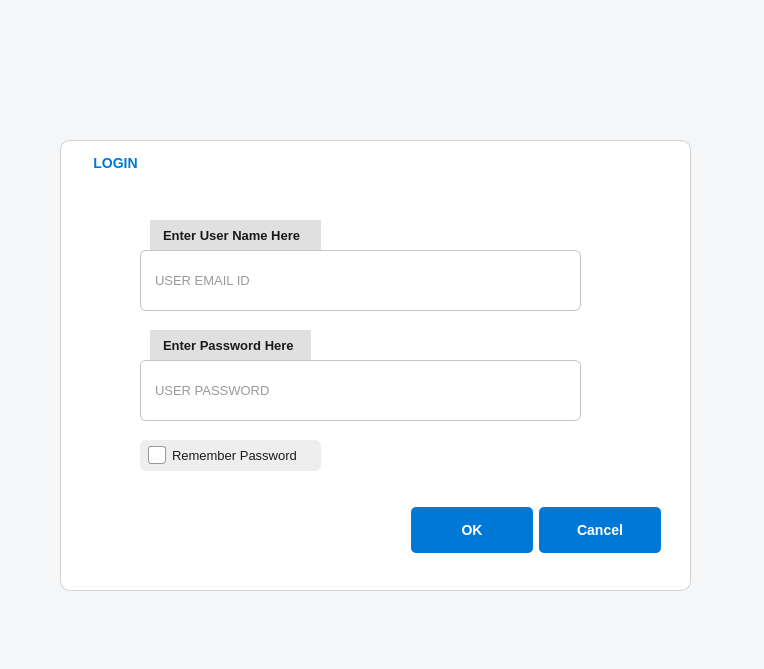
Before: the Qt Designer form login.ui in selvakumarvmg/appbuilder, drawn with Qt 5.
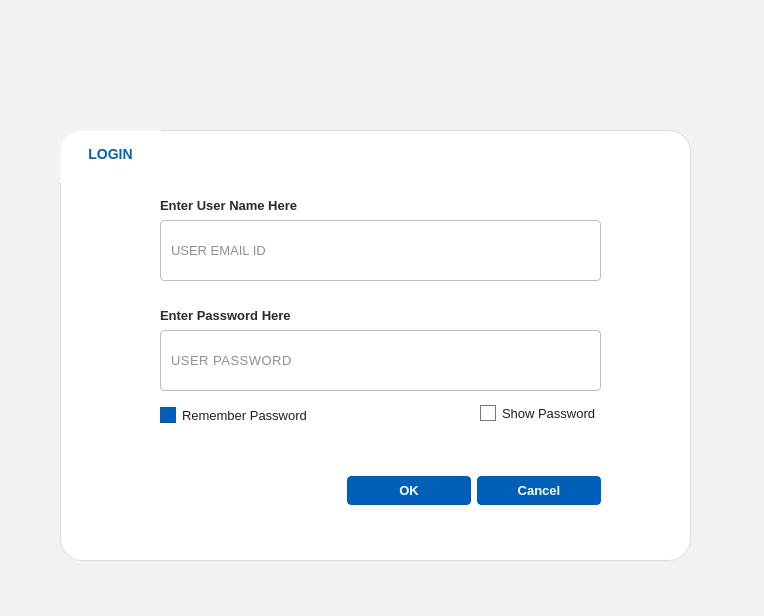
After: the same form once the commit is applied. Icons and pictures are not drawn.

The edit to the form file:
```diff
--- a/login.ui
+++ b/login.ui
@@ -7,7 +7,7 @@
     <x>0</x>
     <y>0</y>
     <width>764</width>
-    <height>669</height>
+    <height>616</height>
    </rect>
   </property>
   <property name="windowTitle">
@@ -17,146 +17,123 @@
    <iconset>
     <normaloff>:/newPrefix/premedia.png</normaloff>:/newPrefix/premedia.png</iconset>
   </property>
+  <property name="autoFillBackground">
+   <bool>false</bool>
+  </property>
   <property name="styleSheet">
-   <string notr="true">/* ===============================
-🌐 Base Form Style (Clean/Neutral)
-================================== */
-QDialog, QWidget {
-    background-color: #f4f6f8;  /* light neutral background */
-    font-family: &quot;Segoe UI&quot;, &quot;Helvetica Neue&quot;, sans-serif;
+   <string notr="true">/* =====================================================
+GLOBAL BASE
+===================================================== */
+QWidget {
+    background-color: #f2f2f2;
+    font-family: &quot;Segoe UI&quot;, sans-serif;
     font-size: 14px;
-    color: #333333;
+    color: #1f1f1f;
 }
 
-/* ===============================
-🖼️ QLabel Styling
-================================== */
-QLabel {
-    background-color: transparent;
-    font-size: 13px;
-    color: #2e2e2e;
-}
-
-QLabel#label_2,
-QLabel#label_3 {
-    background-color: #e0e0e0;
-    padding: 6px 10px;
-    border-radius: 0px 5px 0px 5px;
-    font-weight: 500;
-    color: #1a1a1a;
-}
-
-QLabel#label {
-    qproperty-alignment: AlignCenter;
-    padding: 10px;
-}
-
-/* ===============================
-📦 QGroupBox Styling
-================================== */
+/* =====================================================
+MAIN CONTAINER (NO CARD, NO FLOAT)
+===================================================== */
 QGroupBox {
     background-color: #ffffff;
-    border: 1px solid #d1d1d1;
-    border-radius: 10px;
-    padding: 20px;
-    margin-top: 10px;
-    font-weight: bold;
+    border: 1px solid #dcdcdc; 
+    border-radius: 22px;
+    padding: 10px;
+box-shadow: 5px 5px 10px #888888;
 }
 
 QGroupBox::title {
-    subcontrol-origin: content;
+    subcontrol-origin: margin;
     subcontrol-position: top left;
-    margin-top: -12px;
-    padding: 4px 10px;
-    font-size: 15px;
-    color: #0078d7;
+    padding: 6px;
+    margin: 10px 20px 15px 20px;
+	
+    font-size: 13px;
+    font-weight: 600;
+    color: #005fb8;
 }
 
-/* ===============================
-🔤 QLineEdit (Inputs)
-================================== */
+/* =====================================================
+LABELS
+===================================================== */
+QLabel {
+    background: transparent;
+    font-size: 13px;
+    color: #2b2b2b;
+}
+
+QLabel#label {
+    font-size: 18px;
+    font-weight: 600;
+    color: #1f1f1f;
+    qproperty-alignment: AlignCenter;
+    margin-bottom: 12px;
+}
+
+/* =====================================================
+INPUT FIELDS (REAL DESKTOP STYLE)
+===================================================== */
 QLineEdit {
     background-color: #ffffff;
-    border: 1px solid #bfc5ca;
-    border-radius: 6px;
-    padding: 8px 12px;
+    border: 1px solid #bdbdbd;
+    border-radius: 4px;
+    padding: 6px 8px;
     font-size: 13px;
-    color: #333;
+    color: #1f1f1f;
 }
 
 QLineEdit:focus {
-    border: 1px solid #0078d7;
-    background-color: #f0faff;
-}
-
-/* ===============================
-✅ QCheckBox with Clean Label Background
-================================== */
-QCheckBox {
-    spacing: 6px;
-    font-size: 13px;
-    color: #1a1a1a;
-    padding: 6px 8px;
-    border-radius: 6px;
-    background-color: #eeeeee;
-}
-
-QCheckBox::indicator {
-    width: 16px;
-    height: 16px;
-    border-radius: 3px;
-    border: 1px solid #999;
+    border: 1px solid #005fb8;
     background-color: #ffffff;
 }
 
-QCheckBox::indicator:checked {
-    background-color: #0078d7;
-    image: none;
+QLineEdit::placeholder {
+    color: #7a7a7a;
 }
 
-QCheckBox::indicator:hover {
-    border: 1px solid #3399ff;
+/* Password field */
+QLineEdit#passwordtxt {
+    letter-spacing: 0.5px;
 }
 
-/* ===============================
-🔘 QRadioButton Styling
-================================== */
+/* =====================================================
+CHECKBOX / RADIO (NATIVE-LIKE)
+===================================================== */
+QCheckBox,
 QRadioButton {
     spacing: 6px;
     font-size: 13px;
-    color: #2e2e2e;
-    padding: 6px 8px;
+    color: #1f1f1f;
 }
 
+QCheckBox::indicator,
 QRadioButton::indicator {
-    width: 16px;
-    height: 16px;
-    border-radius: 8px;
-    border: 2px solid #0078d7;
-    background-color: white;
+    width: 14px;
+    height: 14px;
 }
 
-QRadioButton::indicator:checked {
-    background-color: #0078d7;
+QCheckBox::indicator {
+    border: 1px solid #7a7a7a;
+    background: #ffffff;
 }
 
-QRadioButton::indicator:unchecked {
-    background-color: white;
-    border: 2px solid #bbb;
+QCheckBox::indicator:checked {
+    background-color: #005fb8;
+    border-color: #005fb8;
 }
 
-/* ===============================
-🧩 QPushButton Styling (Flat &amp; Modern)
-================================== */
+/* =====================================================
+BUTTONS (REAL TOOL BUTTONS)
+===================================================== */
 QPushButton {
-    background-color: #0078d7;
-    color: white;
-    padding: 8px 16px;
-    border-radius: 5px;
-    font-weight: bold;
+    background-color: #005fb8;
+    color: #ffffff;
+    border: 1px solid #005fb8;
+    padding: 6px 16px;
+    font-size: 13px;
+    font-weight: 600;
+    border-radius: 4px;
     min-width: 90px;
-    min-height: 30px;
-    border: none;
 }
 
 QPushButton:hover {
@@ -167,26 +144,22 @@
     background-color: #004578;
 }
 
-/* ===============================
-💬 QDialogButtonBox Buttons
-================================== */
+/* Secondary / Cancel */
+QPushButton#btnCancel {
+    background-color: #ffffff;
+    color: #005fb8;
+    border: 1px solid #bdbdbd;
+}
+
+QPushButton#btnCancel:hover {
+    background-color: #f2f2f2;
+}
+
+/* =====================================================
+DIALOG BUTTON BOX
+===================================================== */
 QDialogButtonBox QPushButton {
-    background-color: #0078d7;
-    color: white;
-    padding: 8px 16px;
-    border-radius: 5px;
-    font-weight: bold;
-    border: none;
     min-width: 90px;
-    min-height: 30px;
-}
-
-QDialogButtonBox QPushButton:hover {
-    background-color: #005a9e;
-}
-
-QDialogButtonBox QPushButton:pressed {
-    background-color: #004578;
 }
 </string>
   </property>
@@ -196,7 +169,7 @@
      <x>60</x>
      <y>130</y>
      <width>631</width>
-     <height>461</height>
+     <height>431</height>
     </rect>
    </property>
    <property name="font">
@@ -213,8 +186,8 @@
    <widget class="QLabel" name="label_3">
     <property name="geometry">
      <rect>
-      <x>90</x>
-      <y>200</y>
+      <x>100</x>
+      <y>170</y>
       <width>161</width>
       <height>31</height>
      </rect>
@@ -223,7 +196,7 @@
      <font>
       <family>Segoe UI</family>
       <pointsize>-1</pointsize>
-      <weight>63</weight>
+      <weight>75</weight>
       <bold>true</bold>
      </font>
     </property>
@@ -234,8 +207,8 @@
    <widget class="QLineEdit" name="usernametxt">
     <property name="geometry">
      <rect>
-      <x>80</x>
-      <y>120</y>
+      <x>100</x>
+      <y>90</y>
       <width>441</width>
       <height>61</height>
      </rect>
@@ -253,8 +226,8 @@
    <widget class="QLineEdit" name="passwordtxt">
     <property name="geometry">
      <rect>
-      <x>80</x>
-      <y>230</y>
+      <x>100</x>
+      <y>200</y>
       <width>441</width>
       <height>61</height>
      </rect>
@@ -278,8 +251,8 @@
     </property>
     <property name="geometry">
      <rect>
-      <x>80</x>
-      <y>310</y>
+      <x>100</x>
+      <y>270</y>
       <width>181</width>
       <height>31</height>
      </rect>
@@ -290,6 +263,9 @@
       <pointsize>-1</pointsize>
      </font>
     </property>
+    <property name="styleSheet">
+     <string notr="true">background : #fff</string>
+    </property>
     <property name="text">
      <string>Remember Password</string>
     </property>
@@ -303,8 +279,8 @@
    <widget class="QLabel" name="label_2">
     <property name="geometry">
      <rect>
-      <x>90</x>
-      <y>90</y>
+      <x>100</x>
+      <y>60</y>
       <width>171</width>
       <height>30</height>
      </rect>
@@ -313,7 +289,7 @@
      <font>
       <family>Segoe UI</family>
       <pointsize>-1</pointsize>
-      <weight>63</weight>
+      <weight>75</weight>
       <bold>true</bold>
      </font>
     </property>
@@ -324,10 +300,10 @@
    <widget class="QDialogButtonBox" name="buttonBox">
     <property name="geometry">
      <rect>
-      <x>350</x>
-      <y>370</y>
-      <width>251</width>
-      <height>61</height>
+      <x>280</x>
+      <y>320</y>
+      <width>261</width>
+      <height>81</height>
      </rect>
     </property>
     <property name="orientation">
@@ -337,13 +313,29 @@
      <set>QDialogButtonBox::Cancel|QDialogButtonBox::Ok</set>
     </property>
    </widget>
+   <widget class="QCheckBox" name="showPasswordRadioButton">
+    <property name="geometry">
+     <rect>
+      <x>420</x>
+      <y>270</y>
+      <width>121</width>
+      <height>27</height>
+     </rect>
+    </property>
+    <property name="styleSheet">
+     <string notr="true">background : #fff</string>
+    </property>
+    <property name="text">
+     <string>Show Password</string>
+    </property>
+   </widget>
   </widget>
   <widget class="QLabel" name="label">
    <property name="geometry">
     <rect>
      <x>240</x>
      <y>10</y>
-     <width>271</width>
+     <width>261</width>
      <height>121</height>
     </rect>
    </property>
```
Left out of the diff: 4 changed lines with no effect on the pictures.
